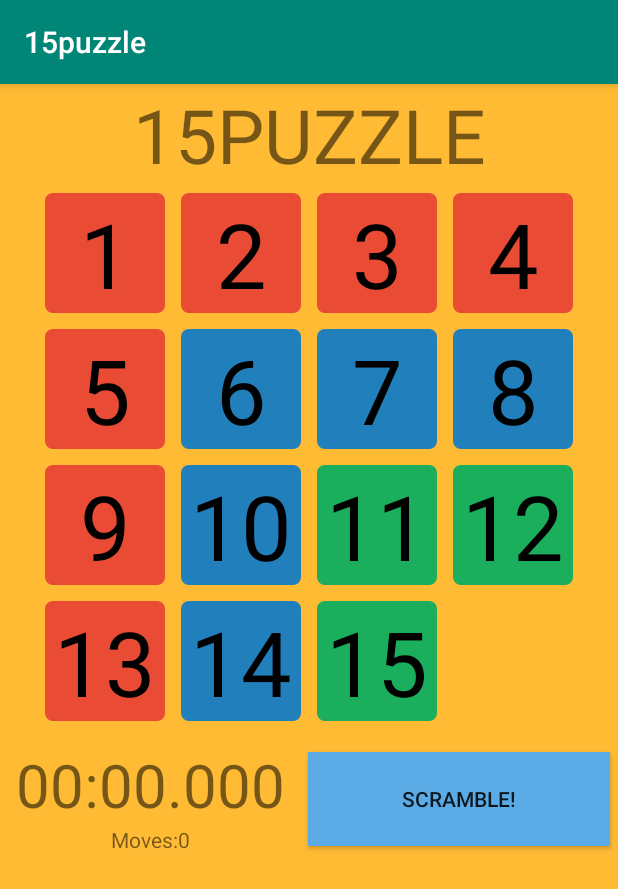
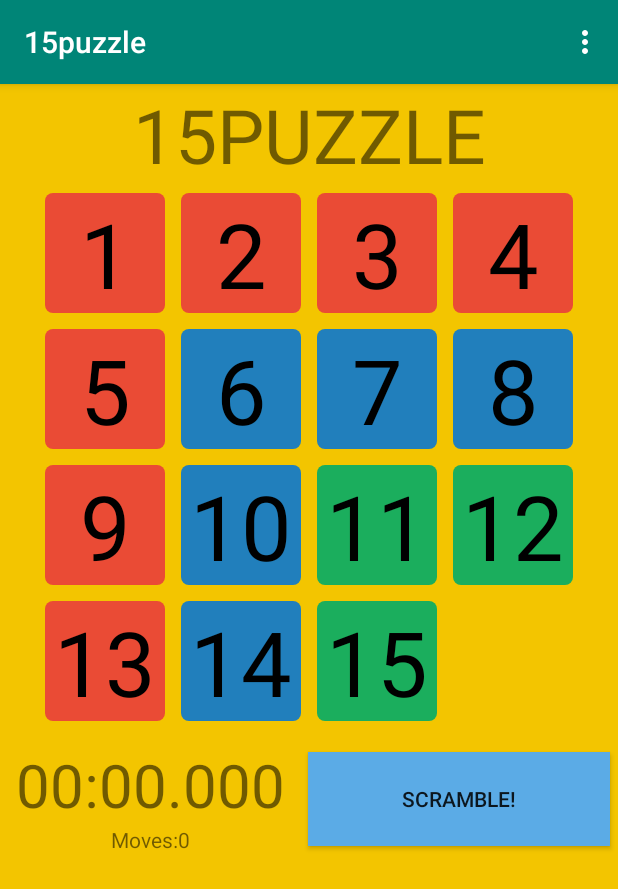
Before and after one commit to lz1998/15puzzle-android, an Android app: the screen it shows after launch (MainActivity), on a phone screen of 412 x 824 dp. Shown: the top 889 px of the screen. Run offline under Robolectric (Android 15) with nearby library versions, the phone set to English and light mode, and no system bars.

Commit message:
15puzzle

```diff
--- a/app/src/main/java/xin/lz1998/a15puzzle/Config.java
+++ b/app/src/main/java/xin/lz1998/a15puzzle/Config.java
@@ -1,10 +1,8 @@
 package xin.lz1998.a15puzzle;
 
 public class Config {
-    public static int LEFT=1;
-    public static int RIGHT=2;
-    public static int UP=3;
-    public static int DOWN=4;
+
+    public static boolean scramble=false;
     public static long startTime=0;
     public static boolean start=false;
     public static int count=0;
--- a/app/src/main/java/xin/lz1998/a15puzzle/Game.java
+++ b/app/src/main/java/xin/lz1998/a15puzzle/Game.java
@@ -1,10 +1,5 @@
 package xin.lz1998.a15puzzle;
 
-import android.provider.Settings;
-import android.support.v7.app.AppCompatActivity;
-import android.os.Bundle;
-import android.view.View;
-import android.widget.Toast;
 
 import java.util.Random;
 
@@ -22,9 +17,10 @@ public class Game {
                 sv[i][j].setNum(Config.map[i][j]);
             }
     }
-    public static long play(int num)
+    public static void play(int num)
     {
-        if(!Config.start){
+        if(Config.scramble){
+            Config.scramble=false;
             Config.start=true;
             Config.startTime=System.currentTimeMillis();
         }
@@ -63,16 +59,10 @@ public class Game {
             Config.count++;
         }
         else
-            return 0;
+            return;
         show();
-
-        if(isWin()){
+        if(Game.isWin())
             Config.start=false;
-            return System.currentTimeMillis()-Config.startTime;
-        }
-
-        else
-            return 0;
     }
     public static boolean isWin()
     {
@@ -140,5 +130,6 @@ public class Game {
         show();
         Config.start=false;
         Config.count=0;
+        Config.scramble=true;
     }
 }
--- a/app/src/main/java/xin/lz1998/a15puzzle/MainActivity.java
+++ b/app/src/main/java/xin/lz1998/a15puzzle/MainActivity.java
@@ -4,17 +4,38 @@ import android.os.Handler;
 import android.os.Message;
 import android.support.v7.app.AppCompatActivity;
 import android.os.Bundle;
+import android.view.Menu;
+import android.view.MenuInflater;
+import android.view.MenuItem;
 import android.view.View;
 import android.widget.TextView;
 import android.widget.Toast;
 
-import java.util.Timer;
-import java.util.TimerTask;
 
 import static xin.lz1998.a15puzzle.Game.show;
 
 public class MainActivity extends AppCompatActivity {
 
+    @Override
+    public boolean onCreateOptionsMenu(Menu menu) {
+        MenuInflater inflater=getMenuInflater();
+        inflater.inflate(R.menu.menu_main,menu);
+        return true;
+
+    }
+
+    @Override
+    public boolean onOptionsItemSelected(MenuItem item) {
+        switch (item.getItemId()){
+            case R.id.mainMenuAbout:
+                Toast.makeText(this,"AUTHOR QQ:875543533",Toast.LENGTH_SHORT).show();
+                return true;
+            case R.id.mainMenuExit:
+                finish();
+                return true;
+        }
+        return super.onOptionsItemSelected(item);
+    }
 
     @Override
     protected void onCreate(Bundle savedInstanceState) {
--- a/app/src/main/java/xin/lz1998/a15puzzle/SquareView.java
+++ b/app/src/main/java/xin/lz1998/a15puzzle/SquareView.java
@@ -7,7 +7,6 @@ import android.util.TypedValue;
 import android.view.Gravity;
 import android.view.View;
 import android.widget.TextView;
-import android.widget.Toast;
 
 public class SquareView extends TextView implements View.OnClickListener{
     public int num=10;
@@ -43,8 +42,7 @@ public class SquareView extends TextView implements View.OnClickListener{
     public SquareView(Context context, AttributeSet attrs) {
         super(context, attrs);
 
-        this.setText(String.valueOf(num));
-        this.setTextColor(Color.WHITE);
+        //this.setTextColor(Color.BLACK);
         this.setTextSize(TypedValue.COMPLEX_UNIT_SP,60);
         this.setGravity(Gravity.CENTER);
         setOnClickListener(this);
@@ -56,11 +54,9 @@ public class SquareView extends TextView implements View.OnClickListener{
     @Override
     public void onClick(View v) {
 
-        long time=Game.play(num);
-        if(time!=0){
-            Toast.makeText(this.getContext(),"YOU WIN!",Toast.LENGTH_SHORT).show();
+        Game.play(num);
 
-        }
+
 
         //this.setText(String.valueOf(0));
     }
--- a/app/src/main/res/layout/activity_main.xml
+++ b/app/src/main/res/layout/activity_main.xml
@@ -1,10 +1,10 @@
 <?xml version="1.0" encoding="utf-8"?>
-<android.support.constraint.ConstraintLayout xmlns:android="http://schemas.android.com/apk/res/android"
-    xmlns:app="http://schemas.android.com/apk/res-auto"
+<android.support.constraint.ConstraintLayout
+    xmlns:android="http://schemas.android.com/apk/res/android"
     xmlns:tools="http://schemas.android.com/tools"
     android:layout_width="match_parent"
     android:layout_height="match_parent"
-    android:background="@android:color/holo_orange_light"
+    android:background="#f3c500"
     tools:context=".MainActivity">
 
     <LinearLayout
@@ -33,31 +33,39 @@
                 <xin.lz1998.a15puzzle.SquareView
 
                     android:id="@+id/square0"
+                    android:text="1"
+                    android:textColor="#000000"
                     android:layout_width="80dp"
                     android:layout_height="80dp"
                     android:layout_margin="5dp"
-                    android:background="#000000" />
+                    android:background="@drawable/square_view_background_red" />
 
                 <xin.lz1998.a15puzzle.SquareView
                     android:id="@+id/square1"
+                    android:text="2"
+                    android:textColor="#000000"
                     android:layout_width="80dp"
                     android:layout_height="80dp"
                     android:layout_margin="5dp"
-                    android:background="#000000" />
+                    android:background="@drawable/square_view_background_red" />
 
                 <xin.lz1998.a15puzzle.SquareView
                     android:id="@+id/square2"
+                    android:text="3"
+                    android:textColor="#000000"
                     android:layout_width="80dp"
                     android:layout_height="80dp"
                     android:layout_margin="5dp"
-                    android:background="#000000" />
+                    android:background="@drawable/square_view_background_red" />
 
                 <xin.lz1998.a15puzzle.SquareView
                     android:id="@+id/square3"
+                    android:text="4"
+                    android:textColor="#000000"
                     android:layout_width="80dp"
                     android:layout_height="80dp"
                     android:layout_margin="5dp"
-                    android:background="#000000" />
+                    android:background="@drawable/square_view_background_red" />
             </TableRow>
 
             <TableRow
@@ -67,31 +75,39 @@
 
                 <xin.lz1998.a15puzzle.SquareView
                     android:id="@+id/square4"
+                    android:text="5"
+                    android:textColor="#000000"
                     android:layout_width="80dp"
                     android:layout_height="80dp"
                     android:layout_margin="5dp"
-                    android:background="#000000" />
+                    android:background="@drawable/square_view_background_red" />
 
                 <xin.lz1998.a15puzzle.SquareView
                     android:id="@+id/square5"
+                    android:text="6"
+                    android:textColor="#000000"
                     android:layout_width="80dp"
                     android:layout_height="80dp"
                     android:layout_margin="5dp"
-                    android:background="#000000" />
+                    android:background="@drawable/square_view_background_blue" />
 
                 <xin.lz1998.a15puzzle.SquareView
                     android:id="@+id/square6"
+                    android:text="7"
+                    android:textColor="#000000"
                     android:layout_width="80dp"
                     android:layout_height="80dp"
                     android:layout_margin="5dp"
-                    android:background="#000000" />
+                    android:background="@drawable/square_view_background_blue" />
 
                 <xin.lz1998.a15puzzle.SquareView
                     android:id="@+id/square7"
+                    android:text="8"
+                    android:textColor="#000000"
                     android:layout_width="80dp"
                     android:layout_height="80dp"
                     android:layout_margin="5dp"
-                    android:background="#000000" />
+                    android:background="@drawable/square_view_background_blue" />
             </TableRow>
 
             <TableRow
@@ -101,31 +117,39 @@
 
                 <xin.lz1998.a15puzzle.SquareView
                     android:id="@+id/square8"
+                    android:text="9"
+                    android:textColor="#000000"
                     android:layout_width="80dp"
                     android:layout_height="80dp"
                     android:layout_margin="5dp"
-                    android:background="#000000" />
+                    android:background="@drawable/square_view_background_red" />
 
                 <xin.lz1998.a15puzzle.SquareView
                     android:id="@+id/square9"
+                    android:text="10"
+                    android:textColor="#000000"
                     android:layout_width="80dp"
                     android:layout_height="80dp"
                     android:layout_margin="5dp"
-                    android:background="#000000" />
+                    android:background="@drawable/square_view_background_blue" />
 
                 <xin.lz1998.a15puzzle.SquareView
                     android:id="@+id/square10"
+                    android:text="11"
+                    android:textColor="#000000"
                     android:layout_width="80dp"
                     android:layout_height="80dp"
                     android:layout_margin="5dp"
-                    android:background="#000000" />
+                    android:background="@drawable/square_view_background_green" />
 
                 <xin.lz1998.a15puzzle.SquareView
                     android:id="@+id/square11"
+                    android:text="12"
+                    android:textColor="#000000"
                     android:layout_width="80dp"
                     android:layout_height="80dp"
                     android:layout_margin="5dp"
-                    android:background="#000000" />
+                    android:background="@drawable/square_view_background_green" />
             </TableRow>
 
             <TableRow
@@ -135,31 +159,39 @@
 
                 <xin.lz1998.a15puzzle.SquareView
                     android:id="@+id/square12"
+                    android:text="13"
+                    android:textColor="#000000"
                     android:layout_width="80dp"
                     android:layout_height="80dp"
                     android:layout_margin="5dp"
-                    android:background="#000000" />
+                    android:background="@drawable/square_view_background_red" />
 
                 <xin.lz1998.a15puzzle.SquareView
                     android:id="@+id/square13"
+                    android:text="14"
+                    android:textColor="#000000"
                     android:layout_width="80dp"
                     android:layout_height="80dp"
                     android:layout_margin="5dp"
-                    android:background="#000000" />
+                    android:background="@drawable/square_view_background_blue" />
 
                 <xin.lz1998.a15puzzle.SquareView
                     android:id="@+id/square14"
+                    android:text="15"
+                    android:textColor="#000000"
                     android:layout_width="80dp"
                     android:layout_height="80dp"
                     android:layout_margin="5dp"
-                    android:background="#000000" />
+                    android:background="@drawable/square_view_background_green" />
 
                 <xin.lz1998.a15puzzle.SquareView
                     android:id="@+id/square15"
+                    android:text="0"
+                    android:textColor="#00000000"
                     android:layout_width="80dp"
                     android:layout_height="80dp"
                     android:layout_margin="5dp"
-                    android:background="#000000" />
+                    android:background="#00000000"/>
             </TableRow>
         </TableLayout>
 
--- /dev/null
+++ b/app/src/main/res/menu/menu_main.xml
@@ -0,0 +1,9 @@
+<?xml version="1.0" encoding="utf-8"?>
+<menu xmlns:android="http://schemas.android.com/apk/res/android">
+    <item
+        android:id="@+id/mainMenuAbout"
+        android:title="About"/>
+    <item
+        android:id="@+id/mainMenuExit"
+        android:title="Exit"/>
+</menu>
```
Also changed, not shown: app/src/main/res/drawable/icon.png, 6 other files.
